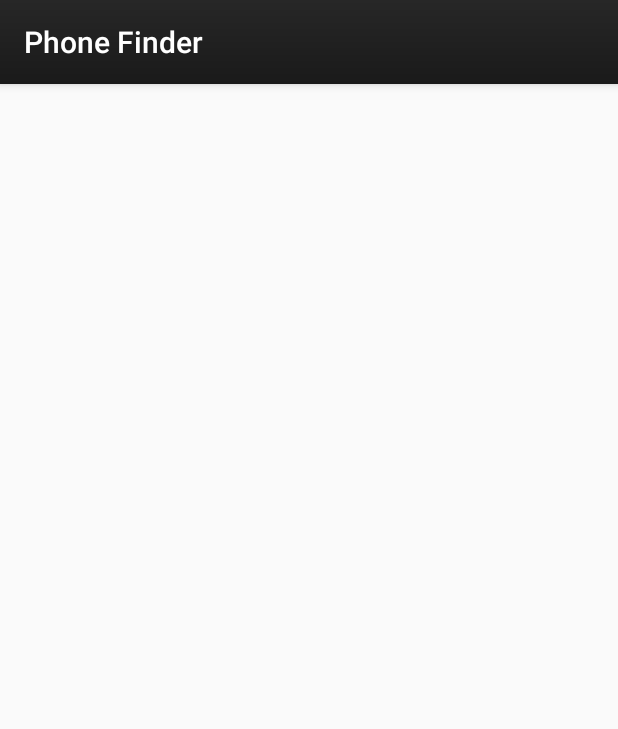
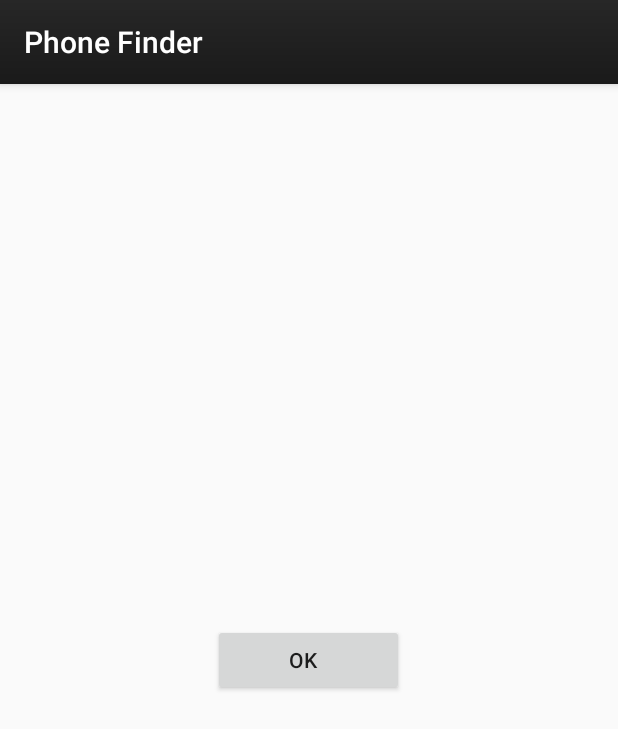
Before and after one commit to shubhanshushukla/ephone_finder, an Android app: the Speechactivity screen opened directly, with no data from a screen before it, on a phone screen of 412 x 824 dp. Shown: the top 729 px of the screen. Run offline under Robolectric (Android 15) with nearby library versions, the phone set to English and light mode, and no system bars; our stand-ins replace ButterKnife, Timber; libraries missing offline, so code that uses them is left out: com.squareup.otto; 2 statements that could not run were skipped.

Commit message:
BAU Fixes

```diff
--- a/app/build.gradle
+++ b/app/build.gradle
@@ -31,7 +31,8 @@ def computeVersionCode() {
 }
 
 def computeVersionName() {
-    return version;
+    //return version;
+    return "1.0.1-SNAPSHOT";
 }
 
 //noinspection GroovyUnusedAssignment
--- a/app/src/main/java/com/generalmobi/smart/finder/util/ShakeService.java
+++ b/app/src/main/java/com/generalmobi/smart/finder/util/ShakeService.java
@@ -5,12 +5,16 @@ import android.content.Context;
 import android.content.Intent;
 import android.hardware.Sensor;
 import android.hardware.SensorManager;
+import android.media.MediaPlayer;
 import android.os.IBinder;
 import android.os.Vibrator;
 import android.widget.Toast;
 
+import com.generalmobi.smart.finder.R;
 import com.generalmobi.smart.finder.ui.Speechactivity;
 import com.generalmobi.smart.finder.ui.Speechactivity;
+
+import java.util.concurrent.atomic.AtomicBoolean;
 
 /**
  * Created by admin on 4/12/2016.
@@ -21,7 +25,8 @@ public class ShakeService extends Service implements ShakeListener.OnShakeListen
     private ShakeListener mShaker;
     private SensorManager mSensorManager;
     private Sensor mAccelerometer;
-
+    public static volatile boolean blink=true;
+    public  static   MediaPlayer mp =null;
     @Override
     public IBinder onBind(Intent intent) {
         return null;
@@ -30,6 +35,7 @@ public class ShakeService extends Service implements ShakeListener.OnShakeListen
     @Override
     public void onCreate() {
         super.onCreate();
+        mp =MediaPlayer.create(this, R.raw.iamhere);
         this.mSensorManager = ((SensorManager)getSystemService(Context.SENSOR_SERVICE));
         this.mAccelerometer = this.mSensorManager.getDefaultSensor(1);
         mShaker = new ShakeListener(this);
--- a/app/src/main/res/layout/main_activity.xml
+++ b/app/src/main/res/layout/main_activity.xml
@@ -47,7 +47,7 @@
         android:layout_width="wrap_content"
         android:layout_height="wrap_content"
         android:text="OK"
-        android:id="@+id/button"
+        android:id="@+id/m_ok_button"
         android:layout_gravity="center"
         android:layout_marginTop="100dp"
         android:paddingLeft="5dp"
--- /dev/null
+++ b/app/src/main/res/layout/result_view.xml
@@ -0,0 +1,22 @@
+<?xml version="1.0" encoding="utf-8"?>
+
+<FrameLayout
+    xmlns:android="http://schemas.android.com/apk/res/android"
+    android:id="@+id/result_layout"
+    android:layout_width="match_parent"
+    android:layout_height="match_parent" >
+
+
+
+    <Button
+        android:layout_width="127dp"
+        android:layout_height="wrap_content"
+        android:text="OK"
+        android:id="@+id/ok_button"
+        android:layout_gravity="center_horizontal|center_vertical"
+
+        android:paddingLeft="5dp"
+        />
+
+
+</FrameLayout>
```
Also changed, not shown: app/src/main/AndroidManifest.xml (+1 -6 lines), app/src/main/java/com/generalmobi/smart/finder/ui/MainActivity.java (+24 -6 lines), app/src/main/java/com/generalmobi/smart/finder/ui/Speechactivity.java (+88 -7 lines).
